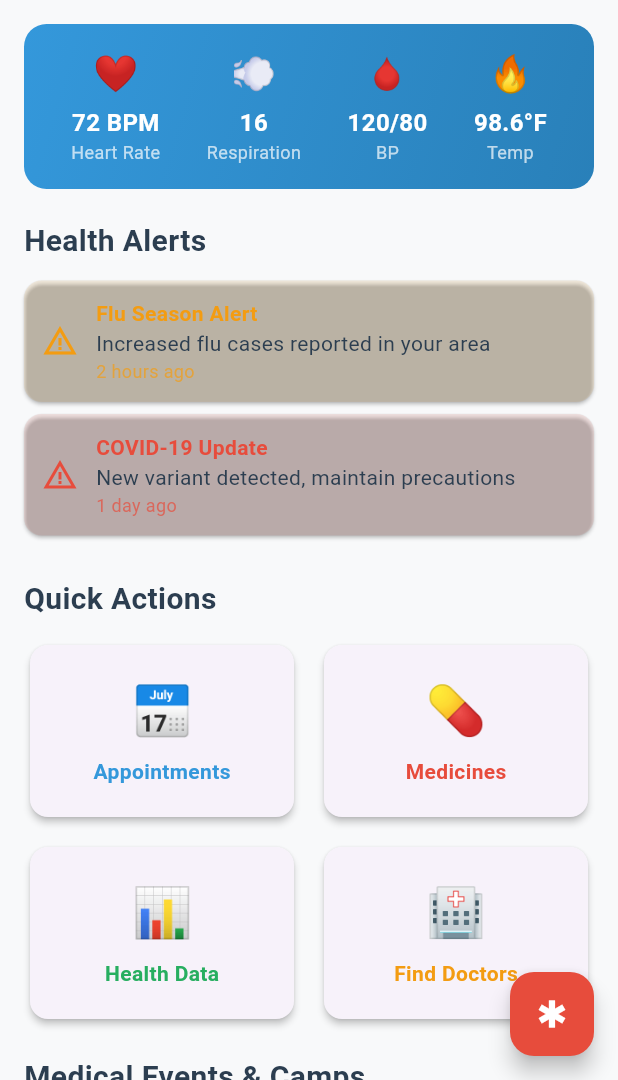
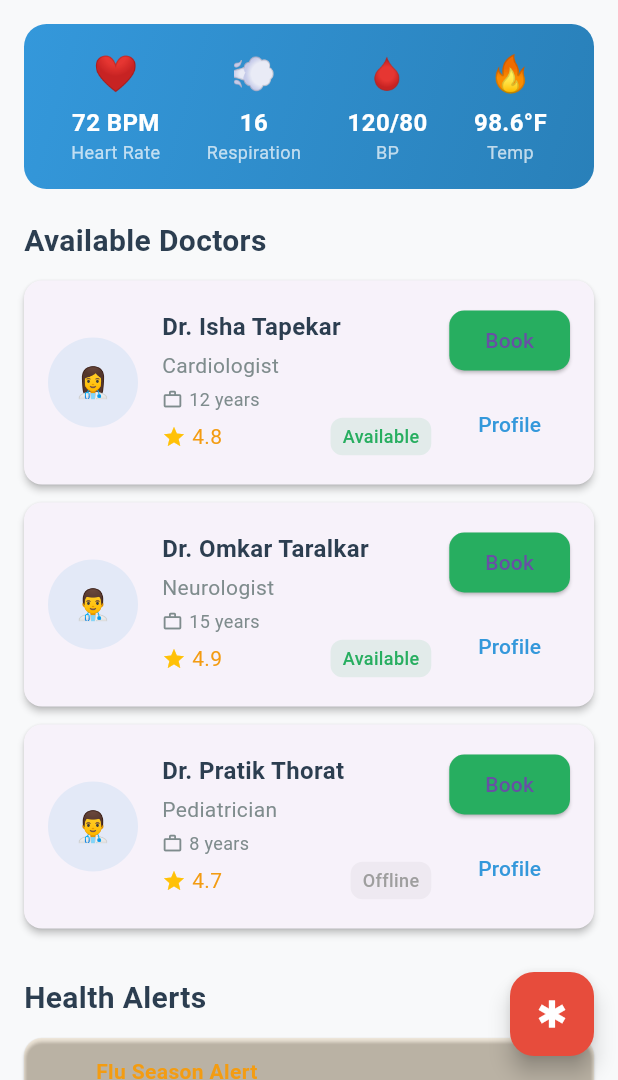
Before and after one commit to Sutarkedar04/SevaPulse, a Flutter app: the UserHomeScreen screen opened directly, on a phone screen of 412 x 824 dp, the part 156-1236 px from its top. Run offline on Flutter 3.47's test engine with Material 3 defaults, Android fonts, the phone set to English and light mode, and no system bars.

Commit message:
updated ui

```diff
--- a/lib/screens/user_home_screen.dart
+++ b/lib/screens/user_home_screen.dart
@@ -9,7 +9,6 @@
 
 class _UserHomeScreenState extends State<UserHomeScreen> with SingleTickerProviderStateMixin {
   late TabController _tabController;
-  int _currentIndex = 0;
 
   final List<Map<String, dynamic>> doctors = [
     {
@@ -537,6 +536,19 @@
                 _buildHealthMetrics(),
                 const SizedBox(height: 20),
 
+                // Available Doctors
+                const Text(
+                  'Available Doctors',
+                  style: TextStyle(
+                    fontSize: 20,
+                    fontWeight: FontWeight.bold,
+                    color: Color(0xFF2c3e50),
+                  ),
+                ),
+                const SizedBox(height: 12),
+                ...doctors.map((doctor) => _buildDoctorCard(doctor)),
+                const SizedBox(height: 20),
+
                 // Health Alerts
                 if (healthAlerts.isNotEmpty) ...[
                   const Text(
```
